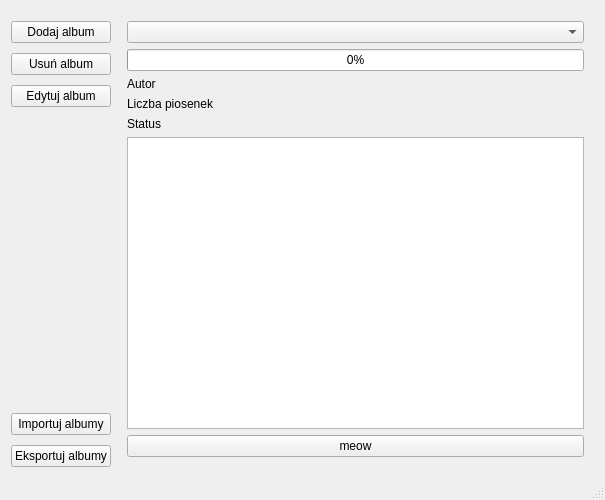
The window that musicapp.ui (suwka/musicapp) describes before a commit, drawn with Qt 5.
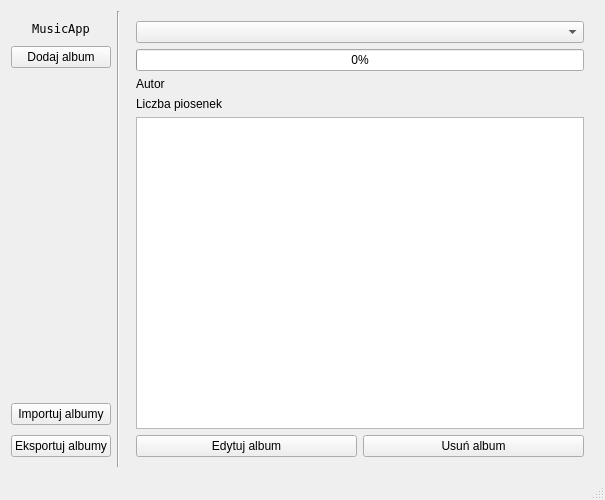
The same window after the commit.

Diff of the .ui file:
```diff
--- a/musicapp.ui
+++ b/musicapp.ui
@@ -52,6 +52,25 @@
         <property name="rightMargin">
          <number>0</number>
         </property>
+        <property name="bottomMargin">
+         <number>10</number>
+        </property>
+        <item>
+         <widget class="QLabel" name="titleLabel">
+          <property name="font">
+           <font>
+            <family>Terminal</family>
+            <pointsize>9</pointsize>
+           </font>
+          </property>
+          <property name="text">
+           <string>MusicApp</string>
+          </property>
+          <property name="alignment">
+           <set>Qt::AlignmentFlag::AlignCenter</set>
+          </property>
+         </widget>
+        </item>
         <item>
          <widget class="QPushButton" name="addAlbumButton">
           <property name="text">
@@ -59,20 +78,6 @@
           </property>
          </widget>
         </item>
-        <item>
-         <widget class="QPushButton" name="deleteAlbumButton">
-          <property name="text">
-           <string>Usuń album</string>
-          </property>
-         </widget>
-        </item>
-        <item>
-         <widget class="QPushButton" name="editAlbumButton">
-          <property name="text">
-           <string>Edytuj album</string>
-          </property>
-         </widget>
-        </item>
         <item>
          <spacer name="verticalSpacer">
           <property name="orientation">
@@ -102,6 +107,13 @@
         </item>
        </layout>
       </item>
+      <item>
+       <widget class="Line" name="line">
+        <property name="orientation">
+         <enum>Qt::Orientation::Vertical</enum>
+        </property>
+       </widget>
+      </item>
       <item>
        <layout class="QVBoxLayout" name="tableLayout">
         <property name="sizeConstraint">
@@ -128,6 +140,12 @@
         </item>
         <item>
          <widget class="QProgressBar" name="albumProgressBar">
+          <property name="minimumSize">
+           <size>
+            <width>0</width>
+            <height>10</height>
+           </size>
+          </property>
           <property name="value">
            <number>0</number>
           </property>
@@ -169,24 +187,6 @@
           </item>
          </layout>
         </item>
-        <item>
-         <layout class="QHBoxLayout" name="horizontalLayout_6">
-          <item>
-           <widget class="QLabel" name="label">
-            <property name="text">
-             <string>Status</string>
-            </property>
-           </widget>
-          </item>
-          <item>
-           <widget class="QLabel" name="albumStatusLabel">
-            <property name="text">
-             <string/>
-            </property>
-           </widget>
-          </item>
-         </layout>
-        </item>
         <item>
          <widget class="QTableView" name="albumSongTable">
           <property name="enabled">
@@ -198,11 +198,22 @@
          </widget>
         </item>
         <item>
-         <widget class="QPushButton" name="meow">
-          <property name="text">
-           <string>meow</string>
-          </property>
-         </widget>
+         <layout class="QHBoxLayout" name="horizontalLayout_4">
+          <item>
+           <widget class="QPushButton" name="editAlbumButton">
+            <property name="text">
+             <string>Edytuj album</string>
+            </property>
+           </widget>
+          </item>
+          <item>
+           <widget class="QPushButton" name="deleteAlbumButton">
+            <property name="text">
+             <string>Usuń album</string>
+            </property>
+           </widget>
+          </item>
+         </layout>
         </item>
        </layout>
       </item>
```
Left out of the diff: 19 changed lines with no effect on the pictures.
